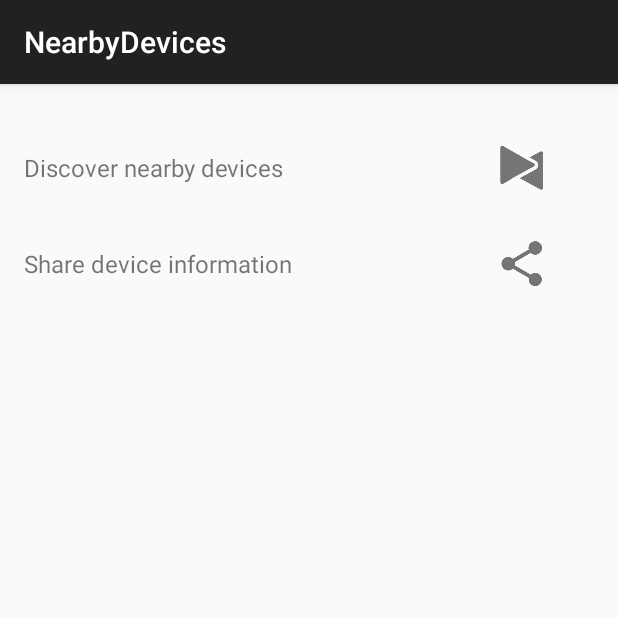
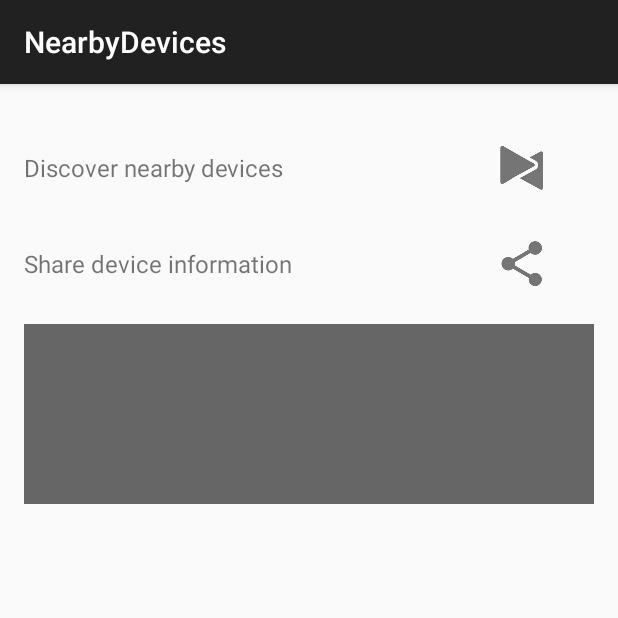
Before and after one commit to arniesaha/messages, an Android app: the screen it shows after launch (MainActivity), on a phone screen of 412 x 824 dp, the top half of it. Run offline under Robolectric (Android 15) with nearby library versions, the phone set to English and light mode, and no system bars; 3 statements that could not run were skipped.

Commit message:
Image Payload
Image Payload

```diff
--- a/NearbyDevices/app/src/main/java/com/google/android/gms/nearby/messages/samples/nearbydevices/DeviceMessage.java
+++ b/NearbyDevices/app/src/main/java/com/google/android/gms/nearby/messages/samples/nearbydevices/DeviceMessage.java
@@ -1,10 +1,15 @@
 package com.google.android.gms.nearby.messages.samples.nearbydevices;
 
+import android.content.Context;
+import android.content.ContextWrapper;
+import android.graphics.Bitmap;
+import android.graphics.BitmapFactory;
 import android.os.Build;
+import android.util.Base64;
+import android.util.Log;
 
 import com.google.android.gms.nearby.messages.Message;
 import com.google.gson.Gson;
-
 import java.nio.charset.Charset;
 
 /**
@@ -13,12 +18,12 @@ import java.nio.charset.Charset;
  * InstanceID) to the Message payload, which helps Nearby distinguish between multiple devices with
  * the same model name.
  */
-public class DeviceMessage {
+public class DeviceMessage{
+
     private static final Gson gson = new Gson();
-
-    private final String mInstanceId;
-    private final String mMessageBody;
-    private final String mUserProfile;
+    private String mInstanceId;
+    private String mMessageBody;
+    private String mUserProfile;
 
     /**
      * Builds a new {@link Message} object using a unique identifier.
@@ -27,6 +32,7 @@ public class DeviceMessage {
         DeviceMessage deviceMessage = new DeviceMessage(instanceId);
         return new Message(gson.toJson(deviceMessage).toString().getBytes(Charset.forName("UTF-8")));
     }
+
 
     /**
      * Creates a {@code DeviceMessage} object from the string used to construct the payload to a
@@ -41,10 +47,14 @@ public class DeviceMessage {
 
     private DeviceMessage(String instanceId) {
         this.mInstanceId = instanceId;
-        this.mMessageBody = Build.ID;
+        this.mMessageBody = "Cutting Chai "+Build.MODEL;
         this.mUserProfile = "Profile Data";
+
+
         // TODO(developer): add other fields that must be included in the Nearby Message payload.
     }
+
+
 
     protected String getMessageBody() {
         return mMessageBody;
--- a/NearbyDevices/app/src/main/java/com/google/android/gms/nearby/messages/samples/nearbydevices/MainActivity.java
+++ b/NearbyDevices/app/src/main/java/com/google/android/gms/nearby/messages/samples/nearbydevices/MainActivity.java
@@ -19,6 +19,8 @@ package com.google.android.gms.nearby.messages.samples.nearbydevices;
 import android.app.Activity;
 import android.app.FragmentManager;
 import android.content.Intent;
+import android.graphics.Bitmap;
+import android.graphics.BitmapFactory;
 import android.os.Bundle;
 import android.support.v7.app.AppCompatActivity;
 import android.widget.Toast;
@@ -31,6 +33,7 @@ public class MainActivity extends AppCompatActivity {
     private static final String MAIN_FRAGMENT_TAG = "main_fragment_tag";
 
     private MainFragment mMainFragment;
+
 
     @Override
     protected void onCreate(Bundle savedInstanceState) {
@@ -66,4 +69,6 @@ public class MainActivity extends AppCompatActivity {
             }
         }
     }
+
+
 }
--- a/NearbyDevices/app/src/main/java/com/google/android/gms/nearby/messages/samples/nearbydevices/MainFragment.java
+++ b/NearbyDevices/app/src/main/java/com/google/android/gms/nearby/messages/samples/nearbydevices/MainFragment.java
@@ -19,16 +19,21 @@ package com.google.android.gms.nearby.messages.samples.nearbydevices;
 import android.content.Context;
 import android.content.IntentSender;
 import android.content.SharedPreferences;
+import android.content.res.Resources;
+import android.graphics.Bitmap;
+import android.graphics.BitmapFactory;
 import android.os.Bundle;
 import android.app.Fragment;
 import android.os.Handler;
 import android.text.TextUtils;
+import android.util.Base64;
 import android.util.Log;
 import android.view.LayoutInflater;
 import android.view.View;
 import android.view.ViewGroup;
 import android.widget.ArrayAdapter;
 import android.widget.ImageButton;
+import android.widget.ImageView;
 import android.widget.ListView;
 import android.widget.ProgressBar;
 import android.widget.Toast;
@@ -148,6 +153,7 @@ public class MainFragment extends Fragment implements GoogleApiClient.Connection
         // Use a retained fragment to avoid re-publishing or re-subscribing upon orientation
         // changes.
         setRetainInstance(true);
+
     }
 
     @Override
@@ -188,12 +194,21 @@ public class MainFragment extends Fragment implements GoogleApiClient.Connection
             }
         });
 
+        final ImageView imgPayloadView;
+        imagePayload imgPayload = new imagePayload();
+        String b64 = imgPayload.getBitmap(getActivity().getApplicationContext());
+        Log.d("b64", b64);
+        byte[] decodedString = Base64.decode(b64, Base64.DEFAULT);
+        final Bitmap decodedByte = BitmapFactory.decodeByteArray(decodedString, 0, decodedString.length);
+        imgPayloadView = (ImageView) view.findViewById(R.id.imageView);
+
         final ListView nearbyDevicesListView = (ListView) view.findViewById(
                 R.id.nearby_devices_list_view);
         mNearbyDevicesArrayAdapter = new ArrayAdapter<>(getActivity().getApplicationContext(),
                 android.R.layout.simple_list_item_1,
                 mNearbyDevicesArrayList);
         nearbyDevicesListView.setAdapter(mNearbyDevicesArrayAdapter);
+
 
         mMessageListener = new MessageListener() {
             @Override
@@ -204,6 +219,8 @@ public class MainFragment extends Fragment implements GoogleApiClient.Connection
                         Log.d("User Profile Callback", DeviceMessage.fromNearbyMessage(message).getUserProfile());
                         mNearbyDevicesArrayAdapter.add(
                                 DeviceMessage.fromNearbyMessage(message).getMessageBody());
+                        imgPayloadView.setImageBitmap(decodedByte);
+
                     }
                 });
             }
@@ -216,6 +233,7 @@ public class MainFragment extends Fragment implements GoogleApiClient.Connection
                     public void run() {
                         mNearbyDevicesArrayAdapter.remove(
                                 DeviceMessage.fromNearbyMessage(message).getMessageBody());
+                        imgPayloadView.setImageResource(0);
                     }
                 });
             }
--- /dev/null
+++ b/NearbyDevices/app/src/main/java/com/google/android/gms/nearby/messages/samples/nearbydevices/imagePayload.java
@@ -0,0 +1,38 @@
+package com.google.android.gms.nearby.messages.samples.nearbydevices;
+
+import android.content.Context;
+import android.content.ContextWrapper;
+import android.graphics.Bitmap;
+import android.graphics.BitmapFactory;
+import android.util.Base64;
+import android.util.Log;
+
+import java.io.ByteArrayOutputStream;
+
+/**
+ * Created by arnab.saha on 9/11/2015.
+ */
+public class imagePayload{
+
+
+    public imagePayload(){
+    }
+
+    public String getBitmap(Context context){
+        Bitmap bitmap = BitmapFactory.decodeResource(context.getResources(), R.drawable.img122);
+        String b64 = encodeTobase64(bitmap);
+        return b64;
+    }
+
+    public static String encodeTobase64(Bitmap image) {
+
+        Bitmap immagex=image;
+        ByteArrayOutputStream baos = new ByteArrayOutputStream();
+        immagex.compress(Bitmap.CompressFormat.JPEG, 100, baos);
+        byte[] b = baos.toByteArray();
+        String imageEncoded = Base64.encodeToString(b, Base64.DEFAULT);
+
+        Log.e("LOOK", imageEncoded);
+        return imageEncoded;
+    }
+}
--- a/NearbyDevices/app/src/main/res/layout/fragment_main.xml
+++ b/NearbyDevices/app/src/main/res/layout/fragment_main.xml
@@ -105,8 +105,13 @@
     <ListView
         android:id="@+id/nearby_devices_list_view"
         android:layout_width="match_parent"
-        android:layout_height="wrap_content"
+        android:layout_height="120dp"
         android:layout_marginTop="@dimen/activity_vertical_margin"
         android:background="@color/grey"
         android:transcriptMode="alwaysScroll" />
+
+    <ImageView
+        android:layout_width="wrap_content"
+        android:layout_height="wrap_content"
+        android:id="@+id/imageView" />
 </LinearLayout>
```
Also changed, not shown: NearbyDevices/app/src/main/res/drawable-hdpi/image.jpg (added), NearbyDevices/app/src/main/res/drawable-hdpi/img122.jpg (added), 1 other file.
